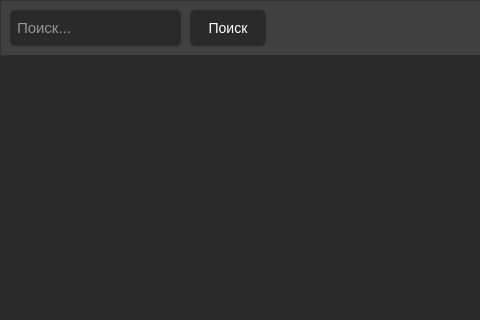
Qt form mainwindow.ui (b0shka/selling_apps) before a commit; both pictures show x 0 to 480 and y 0 to 320 of the 668 by 428 pixel window.
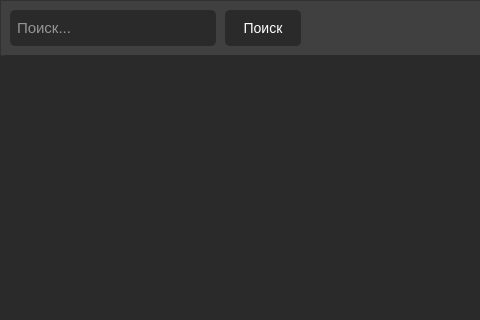
The same form after that commit.

```diff
--- a/mainwindow.ui
+++ b/mainwindow.ui
@@ -61,7 +61,7 @@
       <rect>
        <x>10</x>
        <y>10</y>
-       <width>171</width>
+       <width>206</width>
        <height>36</height>
       </rect>
      </property>
@@ -88,7 +88,7 @@
     <widget class="QPushButton" name="pushButton">
      <property name="geometry">
       <rect>
-       <x>190</x>
+       <x>225</x>
        <y>10</y>
        <width>76</width>
        <height>36</height>
```
